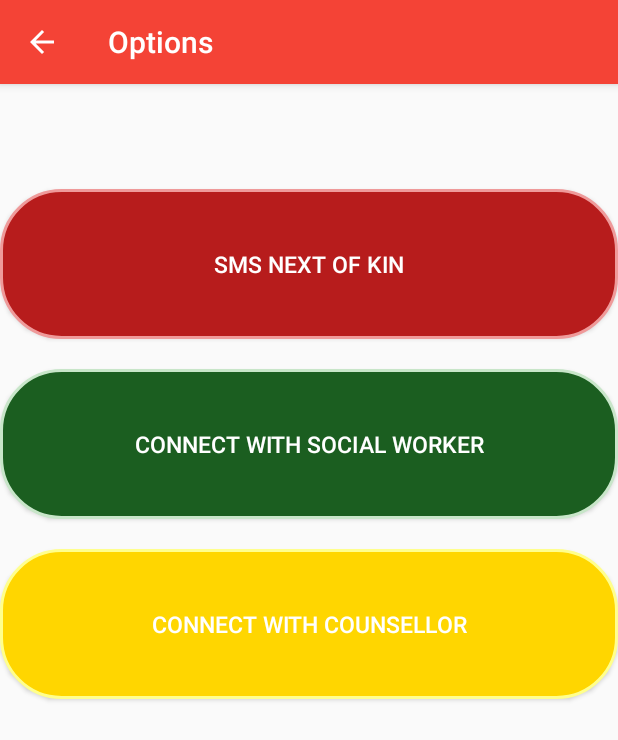
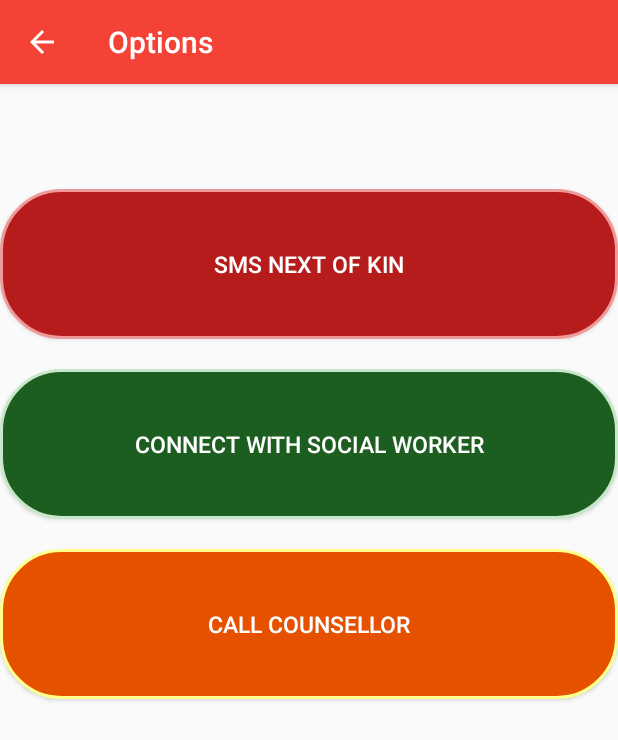
Before and after one commit to Codetribe-DopeCoders/Dope-Coders, an Android app: the Levels screen opened directly, with no data from a screen before it, on a phone screen of 412 x 824 dp. Shown: the top 740 px of the screen. Run offline under Robolectric (Android 15) with nearby library versions, the phone set to English and light mode, and no system bars; our stand-ins replace Firebase (no records; nobody signed in at launch, a user with empty details on screens opened directly); libraries missing offline, so code that uses them is left out: br.com.bloder.

Commit message:
robot xml

```diff
--- a/app/src/main/res/values/colors.xml
+++ b/app/src/main/res/values/colors.xml
@@ -18,6 +18,6 @@
     <color name="iconsG">#1B5E20</color>
     <color name="dividerG">#C8E6C9</color>
     <!--yellow-->
-    <color name="iconsY">#FFD600</color>
+    <color name="iconsY">#E65100</color>
     <color name="dividerY">#FFFF8D</color>
 </resources>
--- a/app/src/main/res/values/strings.xml
+++ b/app/src/main/res/values/strings.xml
@@ -15,6 +15,6 @@
 
     <string name="red_round_string">SMS next of kin</string>
     <string name="green_round_string">connect with social worker</string>
-    <string name="yellow_round_string">connect with counsellor</string>
+    <string name="yellow_round_string">Call counsellor</string>
 
 </resources>
```
